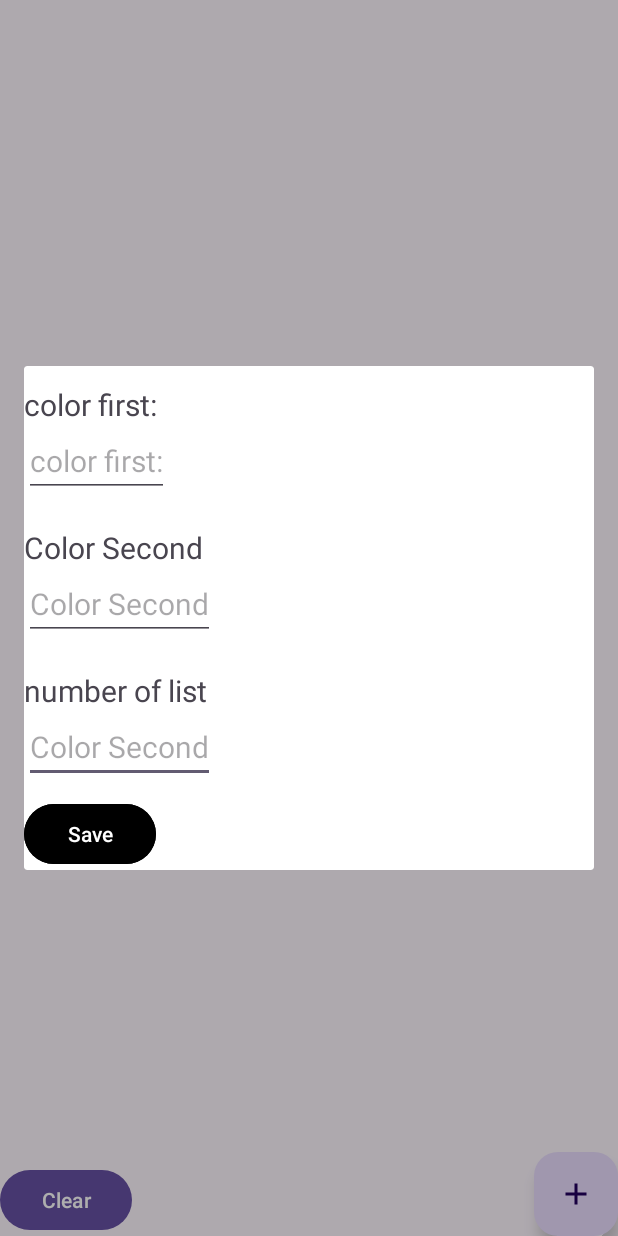
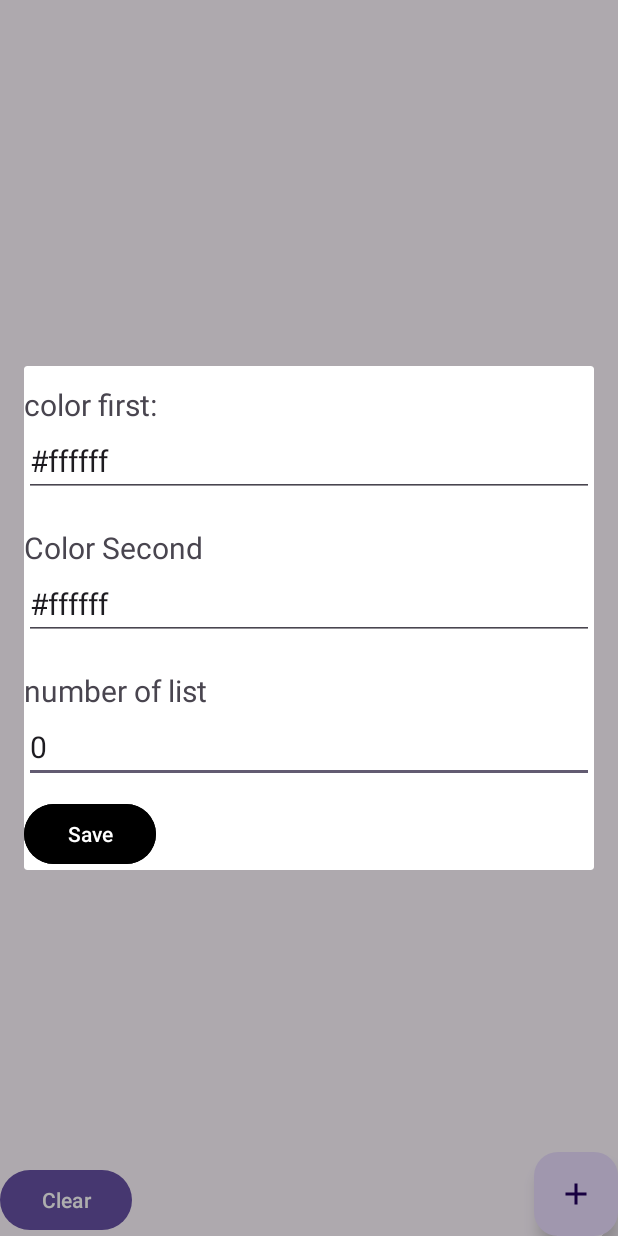
Before and after one commit to Romakumari17/SharedPrefrencesColorList, an Android app: the screen it shows after launch (MainActivity), after a tap on an icon or button, on a phone screen of 412 x 824 dp. Run offline under Robolectric (Android 15) with nearby library versions, the phone set to English and light mode, and no system bars; our stand-ins replace data binding; libraries missing offline, so code that uses them is left out: com.github.dhaval2404.colorpicker.

Commit message:
Update Colorlist

```diff
--- a/app/src/main/java/com/romakumari/sharedprefrencescolorlist/AppConstant.kt
+++ b/app/src/main/java/com/romakumari/sharedprefrencescolorlist/AppConstant.kt
@@ -5,7 +5,9 @@ import android.graphics.ColorSpace
 
 class AppConstant {
     companion object{
-        var color:Int=0
+        var color:String="color"
+        var color2:String="color2"
+        var number:String="number"
 
 
 
--- a/app/src/main/java/com/romakumari/sharedprefrencescolorlist/MainActivity.kt
+++ b/app/src/main/java/com/romakumari/sharedprefrencescolorlist/MainActivity.kt
@@ -8,16 +8,24 @@ import androidx.appcompat.app.AppCompatActivity
 import android.os.Bundle
 
 import android.view.ViewGroup
+import androidx.core.content.ContextCompat
 import com.github.dhaval2404.colorpicker.ColorPickerDialog
 import com.github.dhaval2404.colorpicker.model.ColorShape
 import com.romakumari.sharedprefrencescolorlist.databinding.ActivityMainBinding
 import com.romakumari.sharedprefrencescolorlist.databinding.ColorlayoutBinding
+import com.romakumari.sharedprefrencescolorlist.databinding.ColorlistlayoutBinding
 
 class MainActivity : AppCompatActivity() {
     lateinit var binding: ActivityMainBinding
     lateinit var sharedPreferences: SharedPreferences
     lateinit var editor: SharedPreferences.Editor
     lateinit var colorlist: ArrayList<AppConstant>
+    lateinit var dialog: Dialog
+    lateinit var dialogBinding: ColorlayoutBinding
+    lateinit var listAdapter: ListAdapter
+    var color1 = "#ffffff"
+    var color2 = "#ffffff"
+    var number = 0
 
     override fun onCreate(savedInstanceState: Bundle?) {
         super.onCreate(savedInstanceState)
@@ -27,31 +35,64 @@ class MainActivity : AppCompatActivity() {
         sharedPreferences =
             getSharedPreferences(resources.getString(R.string.app_name), Context.MODE_PRIVATE)
         editor = sharedPreferences.edit()
-
-        binding.mainActivity=this
+        color1 = SingletonObject.sharedPref.getString(AppConstant.color) ?: "#ffffff"
+        color2 = SingletonObject.sharedPref.getString(AppConstant.color2) ?: "#ffffff"
+        number = SingletonObject.sharedPref.getInt(AppConstant.number) ?: 0
+        listAdapter = ListAdapter(number, color1, color2)
+        binding.listView.adapter = listAdapter
+        binding.mainActivity = this
 
     }
 
     fun FabClick() {
-        var dialog = Dialog(this)
-        var dialogbinding = ColorlayoutBinding.inflate(layoutInflater)
-        dialogbinding.mainActivity=this
-        dialog.setContentView(dialogbinding.root)
+        dialog = Dialog(this)
+        dialogBinding = ColorlayoutBinding.inflate(layoutInflater)
+        dialogBinding.mainActivity = this
+        dialog.setContentView(dialogBinding.root)
         dialog.getWindow()?.setLayout(
             ViewGroup.LayoutParams.MATCH_PARENT,
             ViewGroup.LayoutParams.WRAP_CONTENT
         )
-            dialog.show()
+        dialogBinding.etcolor1.setText(color1)
+        dialogBinding.etcolor2.setText(color2)
+        dialogBinding.etlistno.setText(number.toString())
+        dialog.show()
 
-                }
+    }
 
     fun ClearClick() {
+        SingletonObject.sharedPref.clearPref()
+        color1 = SingletonObject.sharedPref.getString(AppConstant.color)
+        color2=SingletonObject.sharedPref.getString(AppConstant.color2)
+        number=SingletonObject.sharedPref.getInt(AppConstant.number)
+        listAdapter.notifyDataSetChanged()
 
     }
-    fun SaveClick(){
+
+    fun SaveClick() {
+        //validations
+        SingletonObject.sharedPref.savingString(
+            AppConstant.color,
+            dialogBinding.etcolor1.text.toString()
+        )
+        SingletonObject.sharedPref.savingString(
+            AppConstant.color2,
+            dialogBinding.etcolor2.text.toString()
+        )
+        SingletonObject.sharedPref.setInt(
+            AppConstant.number,
+            dialogBinding.etlistno.text.toString().toInt()
+        )
+        color1 =  dialogBinding.etcolor1.text.toString()
+        color2 =  dialogBinding.etcolor2.text.toString()
+        number =  dialogBinding.etlistno.text.toString().toInt()
+        listAdapter.notifyDataSetChanged()
+
+        dialog.dismiss()
 
     }
-    fun SaveColor(type:Int){
+
+    fun SaveColor(type: Int) {
         ColorPickerDialog
             .Builder(this)
             .setTitle("pick color")
@@ -59,16 +100,15 @@ class MainActivity : AppCompatActivity() {
             .setDefaultColor(R.color.white)
             .setColorListener { color, colorHex ->
                 System.out.println("color $color colorHex $colorHex")
+                if (type == 1) {
+                    dialogBinding.etcolor1.setText(colorHex)
+                } else if (type == 2) {
+                    dialogBinding.etcolor2.setText(colorHex)
+                }
             }
             .show()
-        SingletonObject.sharedPref.getString(1)
-        SingletonObject.sharedPref.getString(2)
+    }
 
 
 
-    }
-   fun Savenumber(){
-
-   }
-
 }
--- a/app/src/main/res/layout/activity_main.xml
+++ b/app/src/main/res/layout/activity_main.xml
@@ -31,10 +31,12 @@
 
 
      <ListView
-         android:layout_width="wrap_content"
+         android:id="@+id/listView"
+         android:layout_width="match_parent"
          android:layout_height="wrap_content"
          app:layout_constraintStart_toStartOf="parent"
          app:layout_constraintTop_toTopOf="parent"
+         app:layout_constraintEnd_toEndOf="parent"
          />
     <Button
         android:layout_width="wrap_content"
--- a/app/src/main/res/layout/colorlayout.xml
+++ b/app/src/main/res/layout/colorlayout.xml
@@ -32,7 +32,7 @@
     app:layout_constraintTop_toTopOf="parent"
     />
    <EditText
-    android:layout_width="wrap_content"
+    android:layout_width="match_parent"
     android:layout_height="wrap_content"
     android:id="@+id/etcolor1"
     android:textSize="20sp"
@@ -53,7 +53,7 @@
     app:layout_constraintTop_toBottomOf="@id/color1"
     />
     <EditText
-        android:layout_width="wrap_content"
+        android:layout_width="match_parent"
         android:layout_height="wrap_content"
         android:focusable="false"
         android:id="@+id/etcolor2"
@@ -74,12 +74,11 @@
         app:layout_constraintTop_toBottomOf="@id/color2"
         />
     <EditText
-        android:layout_width="wrap_content"
+        android:layout_width="match_parent"
         android:layout_height="wrap_content"
         android:id="@+id/etlistno"
         android:textSize="20sp"
-        android:onClick="@{()-> mainActivity.Savenumber()}"
-        android:hint="@string/color_second"
+        android:hint="@string/number_of_list"
         app:layout_constraintStart_toEndOf="@id/listno"
         app:layout_constraintTop_toBottomOf="@id/etcolor2"
         />
```
Also changed, not shown: app/src/main/java/com/romakumari/sharedprefrencescolorlist/ListAdapter.kt (+17 -5 lines), app/src/main/java/com/romakumari/sharedprefrencescolorlist/SharedPref.kt (+13 -2 lines), app/src/main/res/layout/colorlistlayout.xml (+5 -46 lines).
